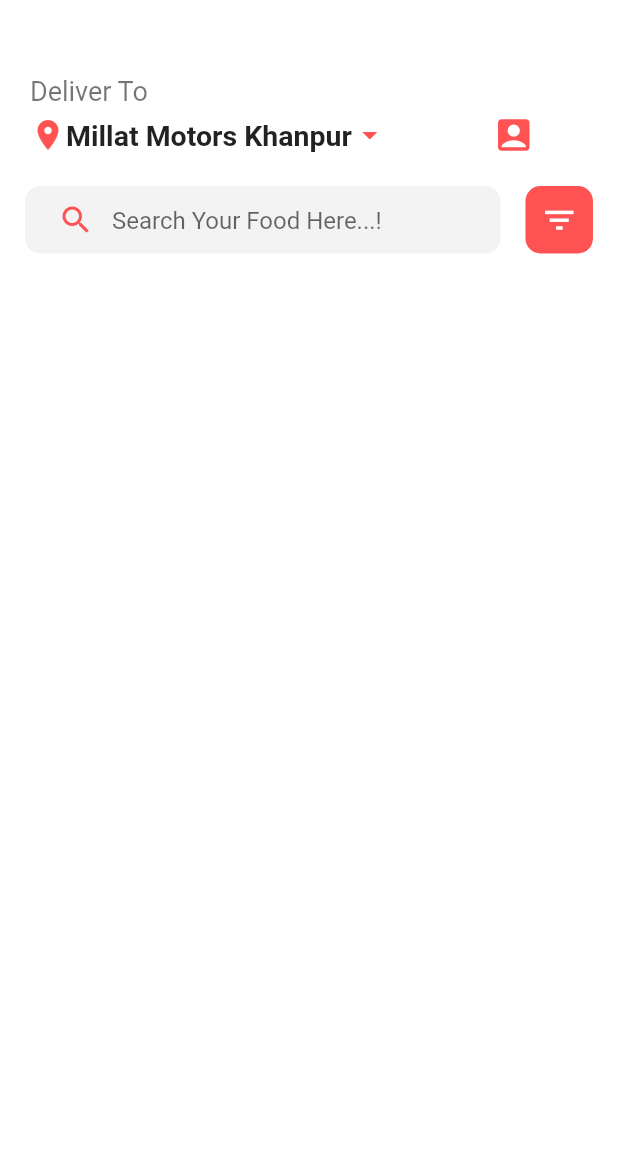
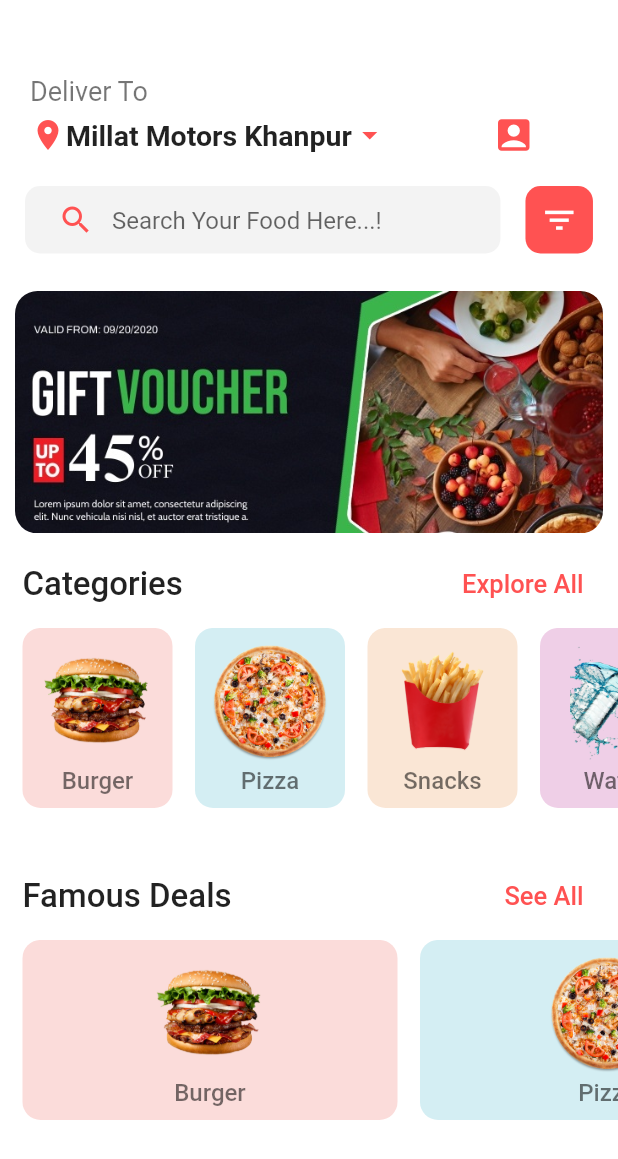
Before and after one commit to hsni4572/food_ordering_app_ui_design, a Flutter app: the screen it shows after launch, after a tap on "Explore Now", on a phone screen of 412 x 824 dp. Shown: the top 1159 px of the screen. Run offline on Flutter 3.47's test engine with Material 2 defaults, Android fonts, the phone set to English and light mode, and no system bars.

Commit message:
git commit

```diff
--- a/lib/homescreen.dart
+++ b/lib/homescreen.dart
@@ -5,8 +5,13 @@ import 'package:flutter/material.dart';
 class homescreen extends StatelessWidget {
   homescreen({super.key});
 
-  List foods = ["Burger", "Pizza", "Snacks", "Water"];
-  List foods2 = ["Chicken Burger", "Cheese Pizza"];
+  List foods = [
+    "Burger",
+    "Pizza",
+    "Snacks",
+    "Water",
+  ];
+  List foods2 = ["Chicken Burger", "Cheese Pizza,"];
   List<Color> bgColors = [
     Color(0xFFFBDCDA),
     Color(0xFFD4EEF3),
@@ -110,7 +115,122 @@ class homescreen extends StatelessWidget {
                   ),
                 ),
               ],
-            )
+            ),
+            SizedBox(height: 20),
+            Padding(
+              padding: EdgeInsets.symmetric(horizontal: 10, vertical: 5),
+              child: ClipRRect(
+                borderRadius: BorderRadius.circular(15),
+                child: Image.asset('assets/images/banner.jpg'),
+              ),
+            ),
+            Padding(
+              padding: EdgeInsets.symmetric(horizontal: 15, vertical: 5),
+              child: Row(
+                mainAxisAlignment: MainAxisAlignment.spaceBetween,
+                children: [
+                  Text(
+                    'Categories',
+                    style: TextStyle(fontWeight: FontWeight.w500, fontSize: 22),
+                  ),
+                  TextButton(
+                      onPressed: () {},
+                      child: Text(
+                        'Explore All',
+                        style: TextStyle(color: Colors.redAccent, fontSize: 17),
+                      ))
+                ],
+              ),
+            ),
+            SizedBox(
+              height: 120,
+              child: ListView.builder(
+                  scrollDirection: Axis.horizontal,
+                  itemCount: foods.length,
+                  shrinkWrap: true,
+                  itemBuilder: (context, index) {
+                    return Container(
+                      width: 100,
+                      margin: EdgeInsets.only(left: 15),
+                      padding: EdgeInsets.symmetric(vertical: 5),
+                      decoration: BoxDecoration(
+                          color: bgColors[index],
+                          borderRadius: BorderRadius.circular(12)),
+                      child: Column(
+                        mainAxisAlignment: MainAxisAlignment.spaceEvenly,
+                        children: [
+                          Image.asset(
+                            'assets/images/${foods[index]}.png',
+                            height: 80,
+                            width: 80,
+                          ),
+                          Text(
+                            foods[index],
+                            style: TextStyle(
+                              fontSize: 16,
+                              fontWeight: FontWeight.w500,
+                              color: Colors.black54,
+                            ),
+                          )
+                        ],
+                      ),
+                    );
+                  }),
+            ),
+            SizedBox(height: 30),
+            Padding(
+              padding: EdgeInsets.symmetric(horizontal: 15, vertical: 5),
+              child: Row(
+                mainAxisAlignment: MainAxisAlignment.spaceBetween,
+                children: [
+                  Text(
+                    'Famous Deals',
+                    style: TextStyle(fontWeight: FontWeight.w500, fontSize: 22),
+                  ),
+                  TextButton(
+                      onPressed: () {},
+                      child: Text(
+                        'See All',
+                        style: TextStyle(color: Colors.redAccent, fontSize: 17),
+                      ))
+                ],
+              ),
+            ),
+            SizedBox(
+              height: 120,
+              child: ListView.builder(
+                  scrollDirection: Axis.horizontal,
+                  itemCount: foods.length,
+                  shrinkWrap: true,
+                  itemBuilder: (context, index) {
+                    return Container(
+                      width: 250,
+                      margin: EdgeInsets.only(left: 15),
+                      padding: EdgeInsets.symmetric(vertical: 5),
+                      decoration: BoxDecoration(
+                          color: bgColors[index],
+                          borderRadius: BorderRadius.circular(12)),
+                      child: Column(
+                        mainAxisAlignment: MainAxisAlignment.spaceEvenly,
+                        children: [
+                          Image.asset(
+                            'assets/images/${foods[index]}.png',
+                            height: 80,
+                            width: 80,
+                          ),
+                          Text(
+                            foods[index],
+                            style: TextStyle(
+                              fontSize: 16,
+                              fontWeight: FontWeight.w500,
+                              color: Colors.black54,
+                            ),
+                          )
+                        ],
+                      ),
+                    );
+                  }),
+            ),
           ],
         ),
       ),
```
